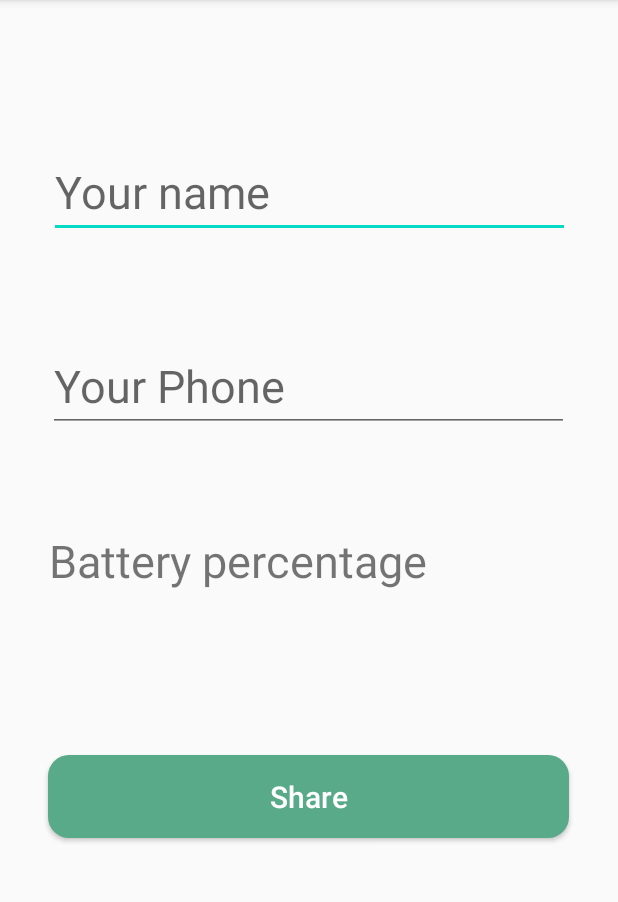
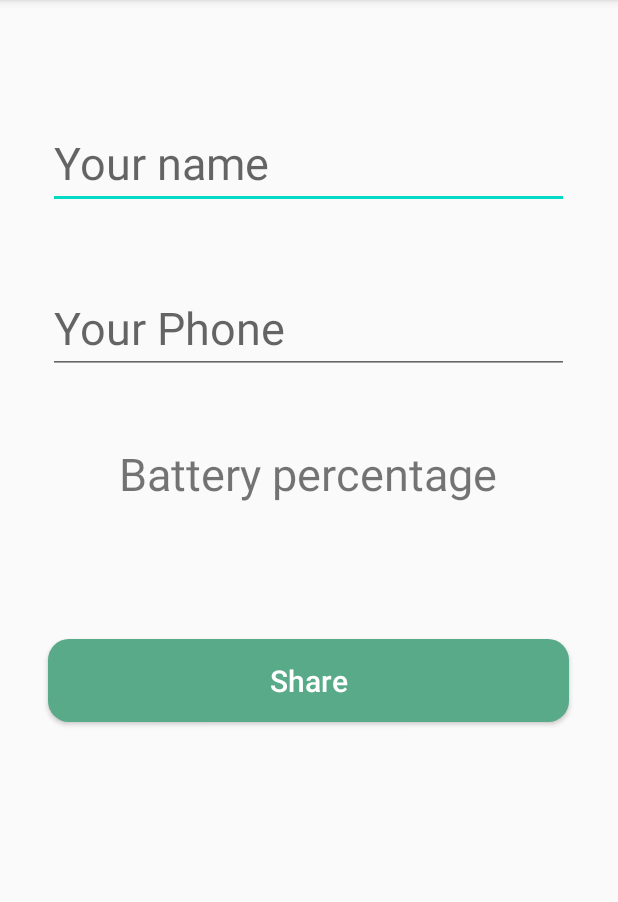
Before and after one commit to Ronny011/mobile_app, an Android app: the screen it shows after launch (MainActivity), on a phone screen of 412 x 824 dp, the part 84-986 px from its top. Run offline under Robolectric (Android 15) with nearby library versions, the phone set to English and light mode, and no system bars.

Commit message:
revision
Slightly resized drawable resources and changed layouts from constrained to linear

```diff
--- a/app/src/main/res/layout/activity_main.xml
+++ b/app/src/main/res/layout/activity_main.xml
@@ -1,10 +1,11 @@
 <?xml version="1.0" encoding="utf-8"?>
-<androidx.constraintlayout.widget.ConstraintLayout
+<LinearLayout
     xmlns:android="http://schemas.android.com/apk/res/android"
     xmlns:app="http://schemas.android.com/apk/res-auto"
     xmlns:tools="http://schemas.android.com/tools"
-    android:layout_width="match_parent"
+    android:layout_width="wrap_content"
     android:layout_height="match_parent"
+    android:orientation="vertical"
     tools:context=".MainActivity">
 
     <EditText
@@ -12,59 +13,40 @@
         android:layout_width="347dp"
         android:layout_height="55dp"
         android:layout_marginStart="32dp"
-        android:layout_marginLeft="32dp"
         android:layout_marginTop="84dp"
         android:layout_marginEnd="32dp"
-        android:layout_marginRight="32dp"
         android:layout_marginBottom="27dp"
+        android:layout_gravity="center_horizontal"
         android:autofillHints=""
         android:hint="@string/your_name"
         android:inputType="text"
-        android:textSize="30sp"
-        app:layout_constraintBottom_toTopOf="@+id/phoneBox"
-        app:layout_constraintEnd_toEndOf="parent"
-        app:layout_constraintStart_toStartOf="parent"
-        app:layout_constraintTop_toTopOf="parent"
-        app:layout_constraintVertical_bias="0.53"
-        tools:ignore="MissingConstraints" />
+        android:textSize="30sp" />
 
     <EditText
         android:id="@+id/phoneBox"
         android:layout_width="347dp"
         android:layout_height="55dp"
         android:layout_marginStart="32dp"
-        android:layout_marginLeft="32dp"
         android:layout_marginTop="27dp"
         android:layout_marginEnd="32dp"
-        android:layout_marginRight="32dp"
         android:layout_marginBottom="26dp"
+        android:layout_gravity="center_horizontal"
         android:hint="@string/your_phone"
         android:inputType="phone"
         android:textSize="30sp"
-        app:layout_constraintBottom_toTopOf="@+id/battBox"
-        app:layout_constraintEnd_toEndOf="parent"
-        app:layout_constraintHorizontal_bias="0.0"
-        app:layout_constraintStart_toStartOf="parent"
-        app:layout_constraintTop_toBottomOf="@+id/nameBox"
-        tools:ignore="MissingConstraints"
         android:autofillHints="" />
 
     <TextView
         android:id="@+id/battBox"
-        android:layout_width="347dp"
+        android:layout_width="wrap_content"
         android:layout_height="55dp"
         android:layout_marginStart="32dp"
-        android:layout_marginLeft="32dp"
         android:layout_marginTop="20dp"
         android:layout_marginEnd="32dp"
-        android:layout_marginRight="32dp"
         android:layout_marginBottom="45dp"
+        android:layout_gravity="center_horizontal"
         android:text="@string/batt_per"
         android:textSize="30sp"
-        app:layout_constraintBottom_toTopOf="@+id/button"
-        app:layout_constraintEnd_toEndOf="parent"
-        app:layout_constraintStart_toStartOf="parent"
-        app:layout_constraintTop_toBottomOf="@+id/phoneBox"
         tools:ignore="MissingConstraints" />
 
     <Button
@@ -72,21 +54,15 @@
         android:layout_width="347dp"
         android:layout_height="55dp"
         android:layout_marginStart="32dp"
-        android:layout_marginLeft="32dp"
         android:layout_marginTop="30dp"
         android:layout_marginEnd="32dp"
-        android:layout_marginRight="32dp"
         android:layout_marginBottom="190dp"
+        android:layout_gravity="center_horizontal"
         android:background="@drawable/sharebutton"
         android:radius="14dp"
         android:text="@string/button"
         android:textAllCaps="false"
         android:textColor="@color/colorShare"
-        android:textSize="20sp"
-        app:layout_constraintBottom_toBottomOf="parent"
-        app:layout_constraintEnd_toEndOf="parent"
-        app:layout_constraintHorizontal_bias="0.0"
-        app:layout_constraintStart_toStartOf="parent"
-        app:layout_constraintTop_toBottomOf="@+id/battBox" />
+        android:textSize="20sp" />
 
-</androidx.constraintlayout.widget.ConstraintLayout>
+</LinearLayout>
```
Also changed, not shown: app/src/main/res/layout/activity_share.xml (+10 -25 lines), app/src/main/res/drawable-v24/thumbs_down.png, app/src/main/res/drawable-v24/thumbs_up.png.
